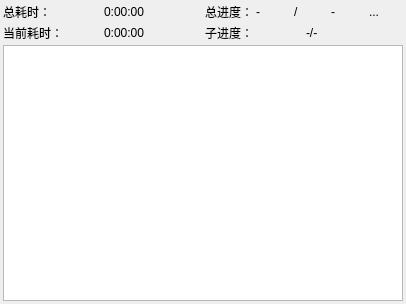
First picture: the form in components/widget_runtime_info/res/runtime_info.ui, repository PPJUST/ComicDup, before the edit.
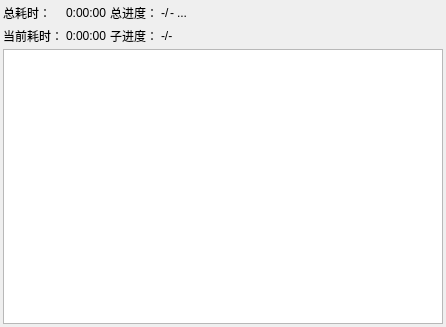
Second picture: the form after the edit.

What changed in the file:
```diff
--- a/components/widget_runtime_info/res/runtime_info.ui
+++ b/components/widget_runtime_info/res/runtime_info.ui
@@ -6,8 +6,8 @@
    <rect>
     <x>0</x>
     <y>0</y>
-    <width>406</width>
-    <height>304</height>
+    <width>446</width>
+    <height>327</height>
    </rect>
   </property>
   <property name="windowTitle">
@@ -31,15 +31,14 @@
    </property>
    <item>
     <layout class="QGridLayout" name="gridLayout">
-     <item row="0" column="1">
-      <layout class="QHBoxLayout" name="horizontalLayout_4">
-       <item>
-        <widget class="QLabel" name="label_7">
-         <property name="text">
-          <string>总进度：</string>
-         </property>
-        </widget>
-       </item>
+     <property name="spacing">
+      <number>3</number>
+     </property>
+     <item row="0" column="3">
+      <layout class="QHBoxLayout" name="horizontalLayout">
+       <property name="spacing">
+        <number>0</number>
+       </property>
        <item>
         <widget class="QLabel" name="label_step_index">
          <property name="text">
@@ -61,68 +60,89 @@
          </property>
         </widget>
        </item>
-       <item>
-        <widget class="QLabel" name="label_step_title">
-         <property name="text">
-          <string>...</string>
-         </property>
-        </widget>
-       </item>
       </layout>
      </item>
      <item row="1" column="1">
-      <layout class="QHBoxLayout" name="horizontalLayout_3">
-       <item>
-        <widget class="QLabel" name="label_5">
+      <widget class="QLabel" name="label_runtime_current">
          <property name="text">
-          <string>子进度：</string>
+        <string>0:00:00</string>
          </property>
         </widget>
        </item>
-       <item>
+     <item row="0" column="1">
+      <widget class="QLabel" name="label_runtime_total">
+       <property name="text">
+        <string>0:00:00</string>
+       </property>
+      </widget>
+     </item>
+     <item row="1" column="3">
         <widget class="QLabel" name="label_progress_current">
          <property name="text">
           <string>-/-</string>
          </property>
         </widget>
        </item>
-      </layout>
-     </item>
-     <item row="1" column="0">
-      <layout class="QHBoxLayout" name="horizontalLayout_2">
-       <item>
-        <widget class="QLabel" name="label_3">
-         <property name="text">
-          <string>当前耗时：</string>
-         </property>
-        </widget>
-       </item>
-       <item>
-        <widget class="QLabel" name="label_runtime_current">
-         <property name="text">
-          <string>0:00:00</string>
-         </property>
-        </widget>
-       </item>
-      </layout>
-     </item>
      <item row="0" column="0">
-      <layout class="QHBoxLayout" name="horizontalLayout">
-       <item>
         <widget class="QLabel" name="label">
          <property name="text">
           <string>总耗时：</string>
          </property>
         </widget>
        </item>
-       <item>
-        <widget class="QLabel" name="label_runtime_total">
+     <item row="1" column="2">
+      <widget class="QLabel" name="label_5">
          <property name="text">
-          <string>0:00:00</string>
+        <string>子进度：</string>
          </property>
         </widget>
        </item>
-      </layout>
+     <item row="1" column="0">
+      <widget class="QLabel" name="label_3">
+       <property name="text">
+        <string>当前耗时：</string>
+       </property>
+      </widget>
+     </item>
+     <item row="0" column="4">
+      <widget class="QLabel" name="label_step_title">
+       <property name="text">
+        <string>...</string>
+       </property>
+      </widget>
+     </item>
+     <item row="0" column="2">
+      <widget class="QLabel" name="label_7">
+       <property name="text">
+        <string>总进度：</string>
+       </property>
+      </widget>
+     </item>
+     <item row="0" column="5">
+      <spacer name="horizontalSpacer">
+       <property name="orientation">
+        <enum>Qt::Orientation::Horizontal</enum>
+       </property>
+       <property name="sizeHint" stdset="0">
+        <size>
+         <width>40</width>
+         <height>20</height>
+        </size>
+       </property>
+      </spacer>
+     </item>
+     <item row="1" column="5">
+      <spacer name="horizontalSpacer_2">
+       <property name="orientation">
+        <enum>Qt::Orientation::Horizontal</enum>
+       </property>
+       <property name="sizeHint" stdset="0">
+        <size>
+         <width>40</width>
+         <height>20</height>
+        </size>
+       </property>
+      </spacer>
      </item>
     </layout>
    </item>
```
Lines whose indentation alone changed are shown as unchanged.
